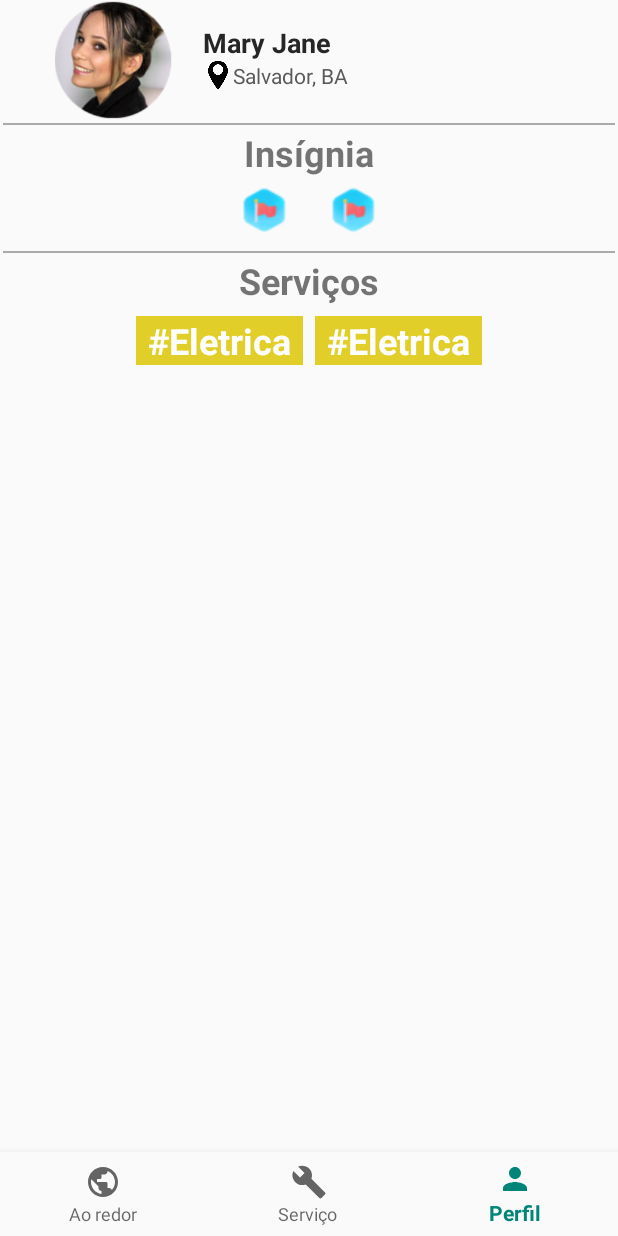
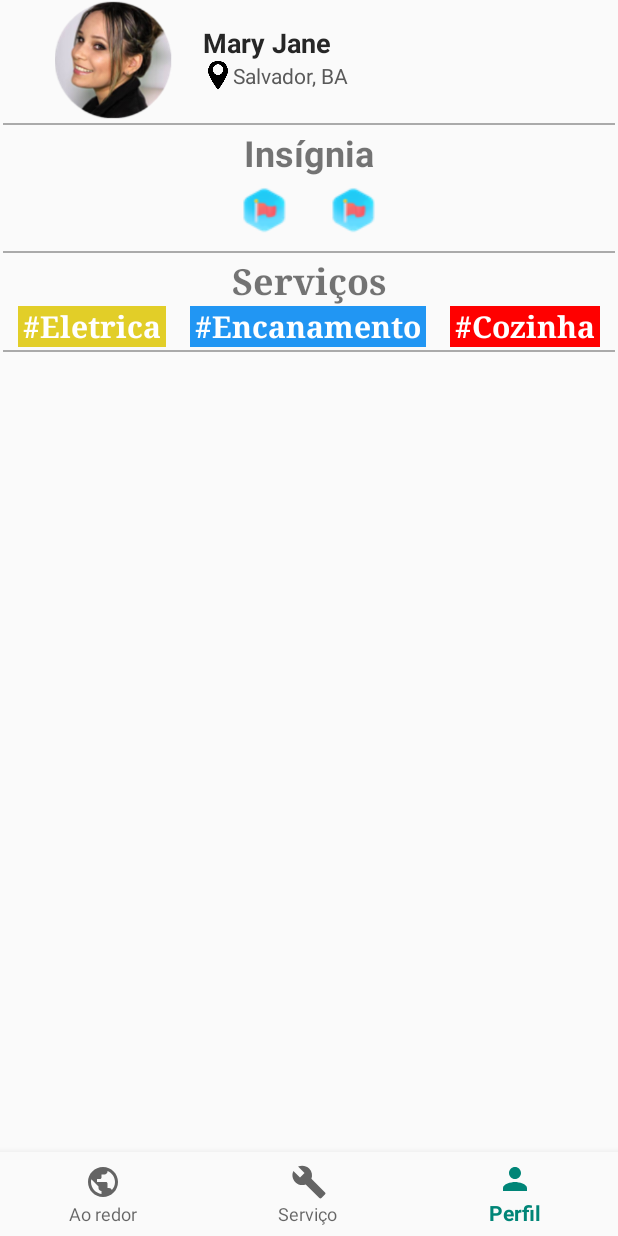
Before and after one commit to Projetopiandroid/ServiceDay, an Android app: the screen it shows after launch once a user with an empty profile is signed in (Principal), item 3 of the bottom bar chosen, on a phone screen of 412 x 824 dp. Run offline under Robolectric (Android 15) with nearby library versions, the phone set to English and light mode, and no system bars; our stand-ins replace Firebase (no records; nobody signed in at launch, a user with empty details on screens opened directly).

Commit message:
perfil incompleto.

```diff
--- a/app/src/main/res/layout/fragment_perfil.xml
+++ b/app/src/main/res/layout/fragment_perfil.xml
@@ -98,6 +98,7 @@
         </LinearLayout>
 
     </LinearLayout>
+    <!-- DIVISORIA -->
     <View
         android:id="@+id/divider1"
         android:layout_width="match_parent"
@@ -107,7 +108,7 @@
     <!-- SERVIÇO -->
     <LinearLayout
         android:layout_width="match_parent"
-        android:layout_height="80dp"
+        android:layout_height="wrap_content"
         android:orientation="vertical">
 
         <TextView
@@ -117,11 +118,12 @@
             android:gravity="center"
             android:text="Serviços"
             android:textSize="24sp"
-            android:textStyle="bold" />
+            android:textStyle="bold"
+            android:typeface="serif" />
 
         <LinearLayout
             android:layout_width="match_parent"
-            android:layout_height="match_parent"
+            android:layout_height="wrap_content"
             android:gravity="center"
             android:orientation="horizontal">
 
@@ -129,25 +131,54 @@
                 android:id="@+id/textView6"
                 android:layout_width="wrap_content"
                 android:layout_height="wrap_content"
+                android:layout_marginLeft="8dp"
+                android:layout_marginRight="8dp"
                 android:background="#E2CE28"
-                android:paddingLeft="8dp"
-                android:paddingRight="8dp"
+                android:paddingLeft="3dp"
+                android:paddingRight="3dp"
                 android:text="#Eletrica"
                 android:textColor="#FFFFFF"
-                android:layout_marginRight="8dp"
-                android:textSize="24sp"
-                android:textStyle="bold" />
+                android:textSize="20sp"
+                android:textStyle="bold"
+                android:typeface="serif" />
+
             <TextView
                 android:id="@+id/textView7"
                 android:layout_width="wrap_content"
                 android:layout_height="wrap_content"
-                android:background="#E2CE28"
-                android:paddingLeft="8dp"
-                android:paddingRight="8dp"
-                android:text="#Eletrica"
+                android:layout_marginLeft="8dp"
+                android:layout_marginRight="8dp"
+                android:background="#2196F3"
+                android:paddingLeft="3dp"
+                android:paddingRight="3dp"
+                android:text="#Encanamento"
                 android:textColor="#FFFFFF"
-                android:textSize="24sp"
-                android:textStyle="bold" />
+                android:textSize="20sp"
+                android:textStyle="bold"
+                android:typeface="serif" />
+
+            <TextView
+                android:id="@+id/textView8"
+                android:layout_width="wrap_content"
+                android:layout_height="wrap_content"
+                android:layout_marginLeft="8dp"
+                android:layout_marginRight="8dp"
+                android:background="#FF0000"
+                android:paddingLeft="3dp"
+                android:paddingRight="3dp"
+                android:text="#Cozinha"
+                android:textColor="#FFFFFF"
+                android:textSize="20sp"
+                android:textStyle="bold"
+                android:typeface="serif" />
+
         </LinearLayout>
     </LinearLayout>
+    <!-- DIVISORIA -->
+    <View
+        android:id="@+id/divider1"
+        android:layout_width="match_parent"
+        android:layout_height="1dp"
+        android:layout_margin="2dp"
+        android:background="@android:color/darker_gray" />
 </LinearLayout>
```
